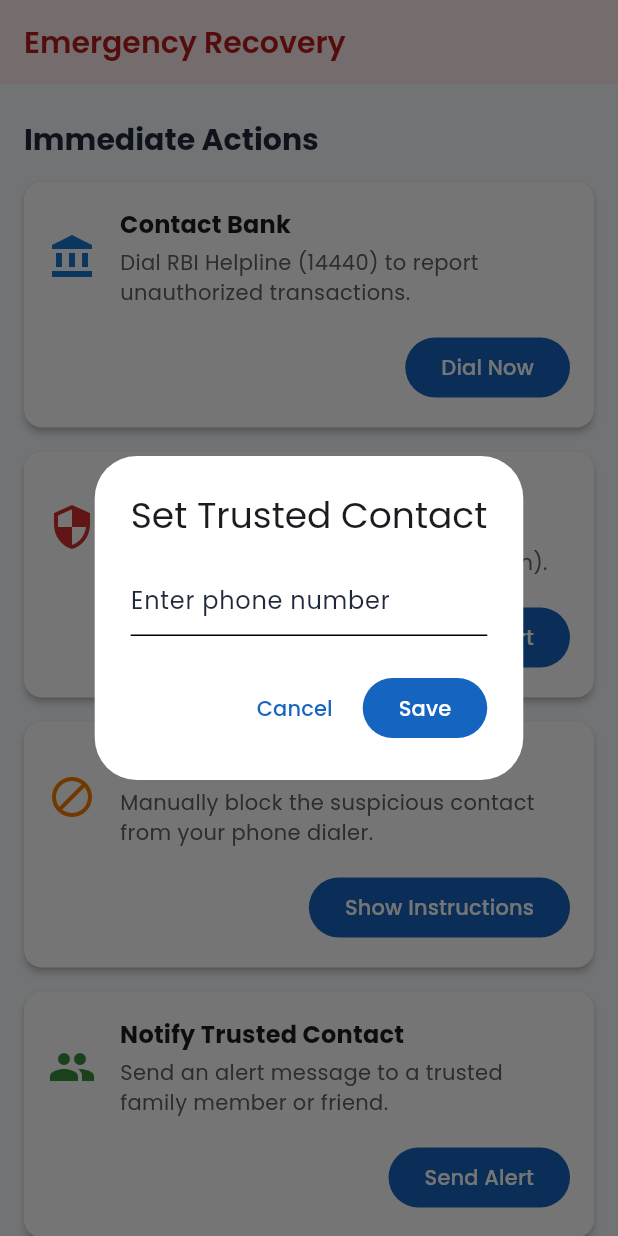
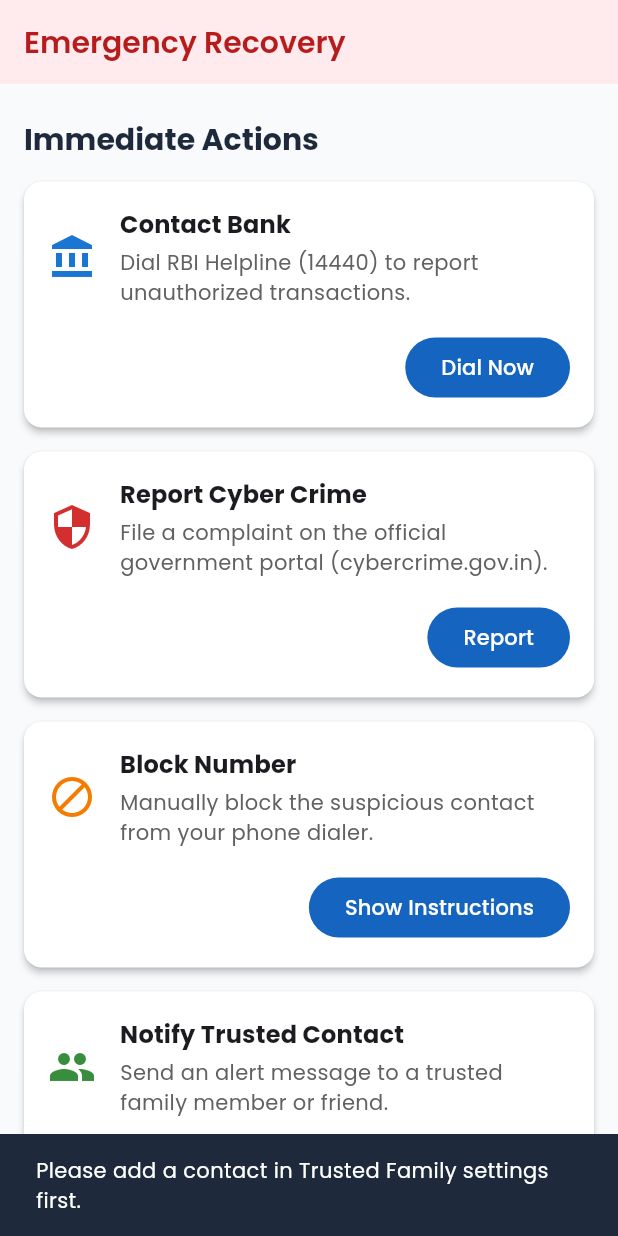
Before and after one commit to Kardam-Codes/Rakshak, a Flutter app: the EmergencyScreen screen opened by its route, after a tap on "Send Alert", on a phone screen of 412 x 824 dp. Run offline on Flutter 3.47's test engine with Material 3 defaults, Android fonts, the phone set to English and light mode, and no system bars; our stand-ins replace flutter_local_notifications, flutter_riverpod, go_router, google_fonts, hive, hive_flutter and 3 more; missing offline and left inert: flutter_overlay_window, google_mlkit_text_recognition, mobile_scanner, notification_listener_service, phone_state, telephony; accounts and stored records are empty; statements that could not run were skipped.

Commit message:
fix(emergency): update url_launcher intent queries and integrate contacts listview fallback

```diff
--- a/frontend/lib/screens/emergency/emergency_screen.dart
+++ b/frontend/lib/screens/emergency/emergency_screen.dart
@@ -2,6 +2,7 @@ import 'package:flutter/material.dart';
 import 'package:flutter_riverpod/flutter_riverpod.dart';
 import 'widgets/recovery_action_card.dart';
 import '../../providers/emergency_provider.dart';
+import '../../providers/trusted_family_provider.dart';
 
 class EmergencyScreen extends ConsumerStatefulWidget {
   final String? suspiciousMessage;
@@ -22,44 +23,70 @@ class _EmergencyScreenState extends ConsumerState<EmergencyScreen> {
   }
 
   Future<void> _handleNotifyTrustedContact() async {
-    final trustedContact = ref.read(trustedContactProvider);
+    final repository = ref.read(trustedFamilyRepositoryProvider);
     final recoveryService = ref.read(recoveryServiceProvider);
     final msg = widget.suspiciousMessage ?? "Suspicious activity detected on my account.";
 
-    if (trustedContact == null || trustedContact.isEmpty) {
-      // Prompt for contact
-      final number = await showDialog<String>(
+    final contacts = await repository.getAllContacts();
+
+    if (contacts.isEmpty) {
+      if (mounted) {
+        ScaffoldMessenger.of(context).showSnackBar(
+          const SnackBar(content: Text('Please add a contact in Trusted Family settings first.')),
+        );
+      }
+      return;
+    }
+
+    if (contacts.length == 1) {
+      await recoveryService.notifyTrustedContact(contacts.first.phoneNumber, msg);
+      return;
+    }
+
+    if (mounted) {
+      showModalBottomSheet(
         context: context,
+        shape: const RoundedRectangleBorder(
+          borderRadius: BorderRadius.vertical(top: Radius.circular(16)),
+        ),
         builder: (context) {
-          return AlertDialog(
-            title: const Text('Set Trusted Contact'),
-            content: TextField(
-              controller: _phoneController,
-              keyboardType: TextInputType.phone,
-              decoration: const InputDecoration(
-                hintText: 'Enter phone number',
-              ),
+          return SafeArea(
+            child: Column(
+              mainAxisSize: MainAxisSize.min,
+              children: [
+                const Padding(
+                  padding: EdgeInsets.all(16.0),
+                  child: Text(
+                    'Select Trusted Contact',
+                    style: TextStyle(fontSize: 18, fontWeight: FontWeight.bold),
+                  ),
+                ),
+                Flexible(
+                  child: ListView.builder(
+                    shrinkWrap: true,
+                    itemCount: contacts.length,
+                    itemBuilder: (context, index) {
+                      final contact = contacts[index];
+                      return ListTile(
+                        leading: CircleAvatar(
+                          backgroundColor: Colors.green[100],
+                          child: Icon(Icons.person, color: Colors.green[800]),
+                        ),
+                        title: Text(contact.name),
+                        subtitle: Text('${contact.relationship} • ${contact.phoneNumber}'),
+                        onTap: () async {
+                          Navigator.pop(context);
+                          await recoveryService.notifyTrustedContact(contact.phoneNumber, msg);
+                        },
+                      );
+                    },
+                  ),
+                ),
+              ],
             ),
-            actions: [
-              TextButton(
-                onPressed: () => Navigator.pop(context),
-                child: const Text('Cancel'),
-              ),
-              FilledButton(
-                onPressed: () => Navigator.pop(context, _phoneController.text),
-                child: const Text('Save'),
-              ),
-            ],
           );
         },
       );
-
-      if (number != null && number.isNotEmpty) {
-        await ref.read(trustedContactProvider.notifier).setContact(number);
-        await recoveryService.notifyTrustedContact(number, msg);
-      }
-    } else {
-      await recoveryService.notifyTrustedContact(trustedContact, msg);
     }
   }
 
```
Also changed, not shown: 1 other file.
